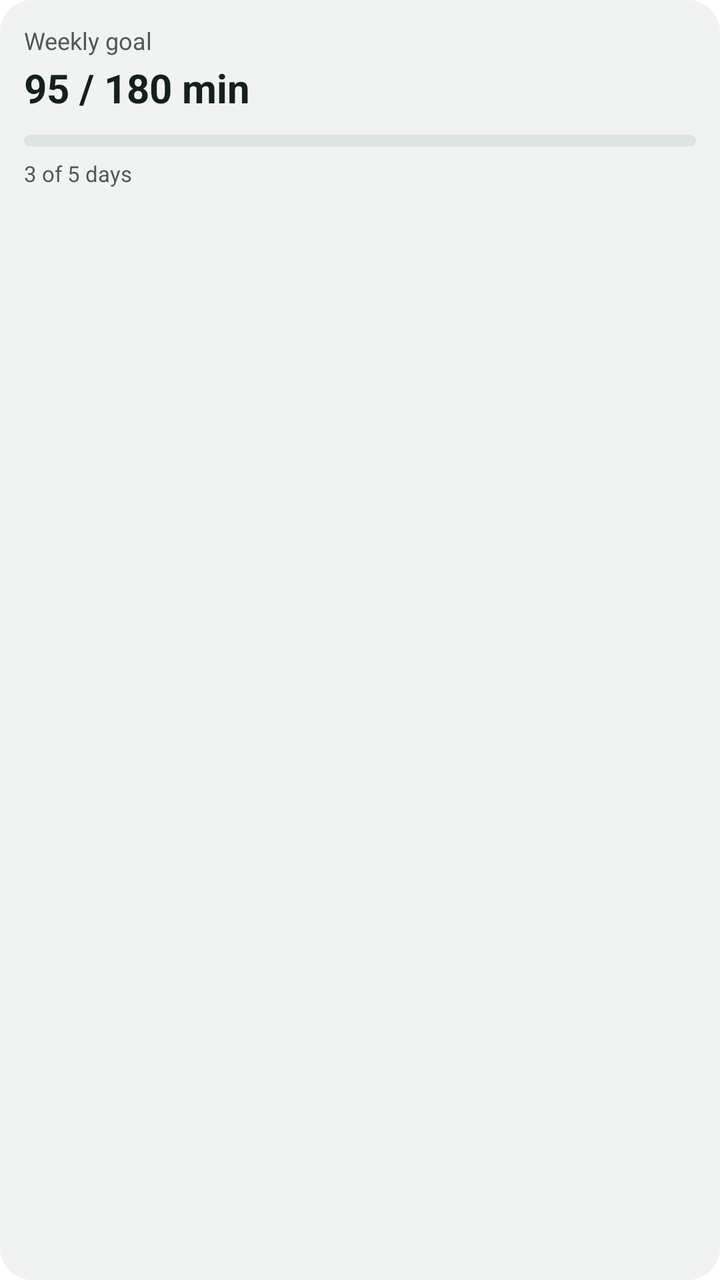
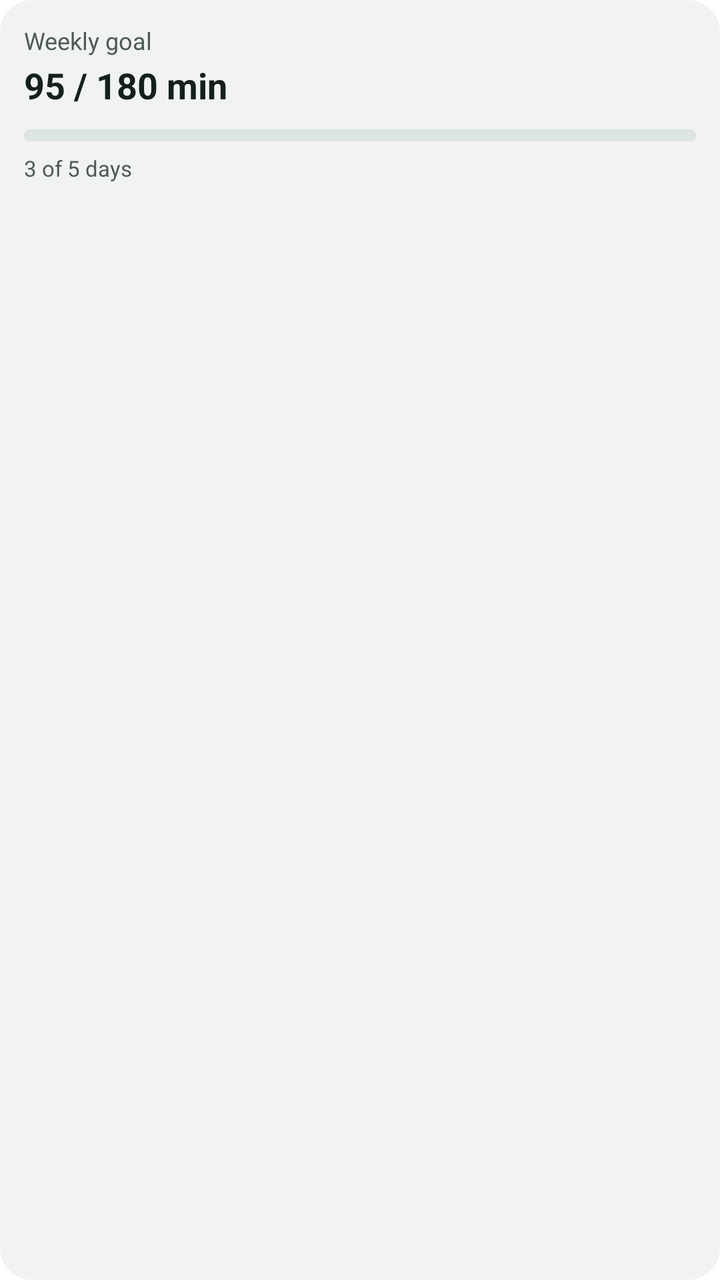

Before-and-after screenshots of an Android layout around one commit, followed by the original layout XML and the change that was made.
<!-- AndroidManifest.xml: application theme Theme.kiebitz -->
<!-- res/layout/widget_preview_week.xml -->
<?xml version="1.0" encoding="utf-8"?>
<LinearLayout xmlns:android="http://schemas.android.com/apk/res/android"
    android:layout_width="match_parent"
    android:layout_height="match_parent"
    android:orientation="vertical"
    android:background="@drawable/widget_preview_surface"
    android:padding="12dp">

    <TextView
        android:layout_width="wrap_content"
        android:layout_height="wrap_content"
        android:text="@string/widget_week_name"
        android:textColor="@color/widget_preview_ink_muted"
        android:textSize="12sp" />

    <TextView
        android:layout_width="wrap_content"
        android:layout_height="wrap_content"
        android:layout_marginTop="2dp"
        android:text="@string/widget_preview_week_ratio"
        android:textColor="@color/widget_preview_ink"
        android:textSize="20sp"
        android:textStyle="bold" />

    <View
        android:layout_width="match_parent"
        android:layout_height="6dp"
        android:layout_marginTop="10dp"
        android:background="@drawable/widget_preview_chip" />

    <TextView
        android:layout_width="wrap_content"
        android:layout_height="wrap_content"
        android:layout_marginTop="6dp"
        android:text="@string/widget_preview_week_days"
        android:textColor="@color/widget_preview_ink_muted"
        android:textSize="11sp" />
</LinearLayout>
<!-- resources referenced by this layout -->
<resources>
  <color name="widget_preview_ink">#FF14201B</color>
  <color name="widget_preview_ink_muted">#FF4C5A54</color>
  <!-- drawable widget_preview_chip (drawable) -->
  <?xml version="1.0" encoding="utf-8"?>
  <shape xmlns:android="http://schemas.android.com/apk/res/android" android:shape="rectangle">
      <corners android:radius="12dp" />
      <solid android:color="@color/widget_preview_chip" />
  </shape>
  <!-- drawable widget_preview_surface (drawable) -->
  <?xml version="1.0" encoding="utf-8"?>
  <shape xmlns:android="http://schemas.android.com/apk/res/android" android:shape="rectangle">
      <corners android:radius="16dp" />
      <solid android:color="@color/widget_preview_surface" />
  </shape>
  <string name="widget_preview_week_days">3 of 5 days</string>
  <string name="widget_preview_week_ratio">95 / 180 min</string>
  <string name="widget_week_name">Weekly goal</string>
  <style name="Theme.kiebitz" parent="Theme.MaterialComponents.DayNight.NoActionBar">
          
      </style>
  <color name="widget_preview_chip">#FFDCE5E1</color>
  <color name="widget_preview_surface">#FFF1F3F2</color>
</resources>

<!-- the commit's change to res/layout/widget_preview_week.xml (unified diff, before → after) -->
@@ -19,7 +19,7 @@
         android:layout_marginTop="2dp"
         android:text="@string/widget_preview_week_ratio"
         android:textColor="@color/widget_preview_ink"
-        android:textSize="20sp"
+        android:textSize="18sp"
         android:textStyle="bold" />
 
     <View
